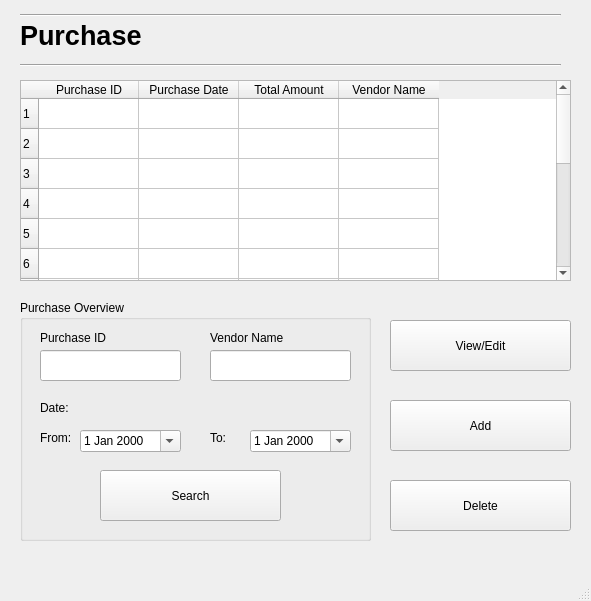
Old version of the form Screens/Purchase.ui in the repository basil-ali-khan/Inventory-Management-System.
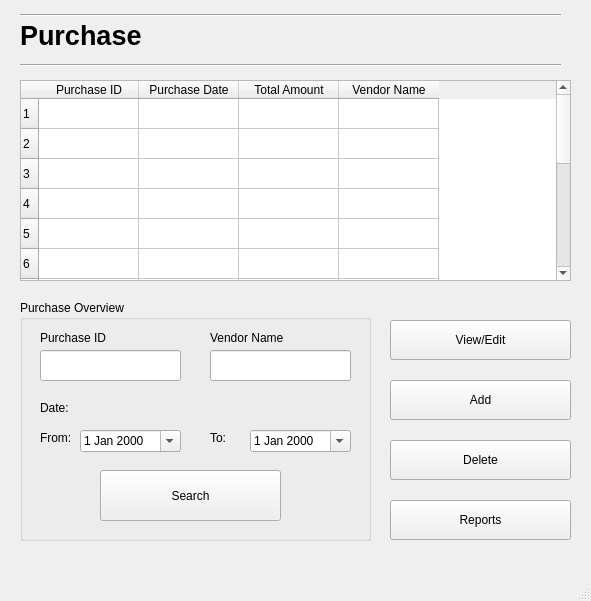
New version of the form.

Commit message:
Purchase Issues Resolved
All purchase related screens are fully tested

```diff
--- a/Screens/Purchase.ui
+++ b/Screens/Purchase.ui
@@ -320,9 +320,9 @@
     <property name="geometry">
      <rect>
       <x>390</x>
-      <y>400</y>
+      <y>380</y>
       <width>181</width>
-      <height>51</height>
+      <height>40</height>
      </rect>
     </property>
     <property name="text">
@@ -335,7 +335,7 @@
       <x>390</x>
       <y>320</y>
       <width>181</width>
-      <height>51</height>
+      <height>40</height>
      </rect>
     </property>
     <property name="text">
@@ -346,15 +346,28 @@
     <property name="geometry">
      <rect>
       <x>390</x>
-      <y>480</y>
+      <y>440</y>
       <width>181</width>
-      <height>51</height>
+      <height>40</height>
      </rect>
     </property>
     <property name="text">
      <string>Delete</string>
     </property>
    </widget>
+   <widget class="QPushButton" name="reportsButton">
+    <property name="geometry">
+     <rect>
+      <x>390</x>
+      <y>500</y>
+      <width>181</width>
+      <height>40</height>
+     </rect>
+    </property>
+    <property name="text">
+     <string>Reports</string>
+    </property>
+   </widget>
   </widget>
   <widget class="QMenuBar" name="menubar">
    <property name="geometry">
```
Left out of the diff: 3 changed lines with no effect on the pictures. The commit also changes 10 other files.
